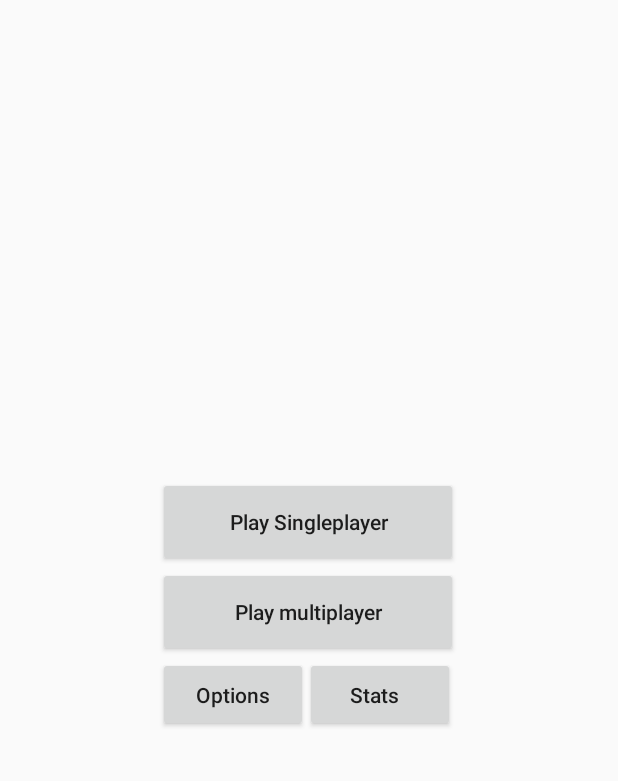
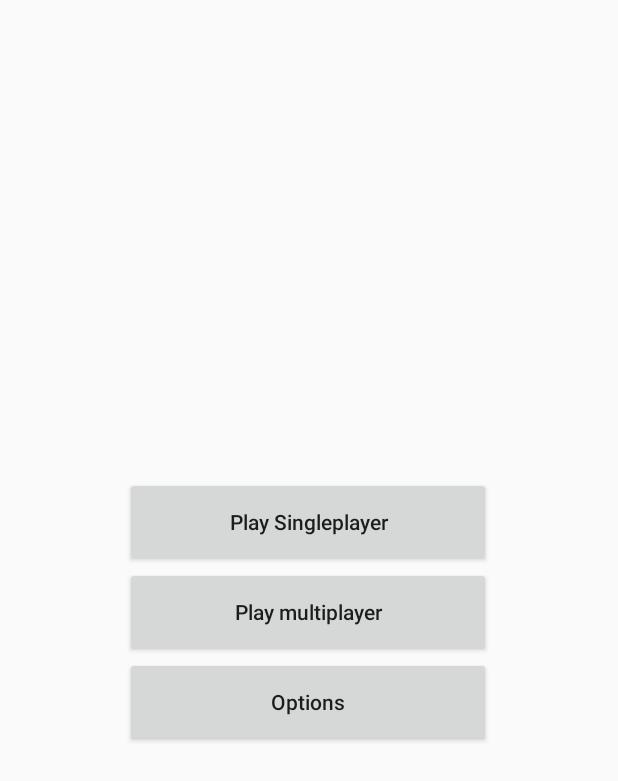
Before and after one commit to danik33/Chess3, an Android app: the screen it shows after launch (MainActivity), on a phone screen of 412 x 824 dp. Shown: the top 781 px of the screen. Run offline under Robolectric (Android 15) with nearby library versions, the phone set to English and light mode, and no system bars.

Commit message:
Added AI options Added options

```diff
--- a/app/src/main/java/darklight/MainActivity.java
+++ b/app/src/main/java/darklight/MainActivity.java
@@ -13,7 +13,7 @@ import darklight.chess.R;
 
 public class MainActivity extends AppCompatActivity {
 
-    Button single, mp, stats, settings;
+    Button single, mp, settings;
     Intent intnt;
     Reciever b = new Reciever();
 
@@ -38,6 +38,8 @@ public class MainActivity extends AppCompatActivity {
 
         single = findViewById(R.id.singleplay);
         mp = findViewById(R.id.multiplay);
+        settings = findViewById(R.id.options);
+
         mp.setOnClickListener(new View.OnClickListener() {
             @Override
             public void onClick(View v)
@@ -59,6 +61,14 @@ public class MainActivity extends AppCompatActivity {
                 startActivity(intnt);
             }
         });
+        settings.setOnClickListener(new View.OnClickListener() {
+            @Override
+            public void onClick(View v)
+            {
+                Intent sett = new Intent(getApplicationContext(), Options.class );
+                startActivity(sett);
+            }
+        });
 
 
     }
--- a/app/src/main/java/darklight/Reciever.java
+++ b/app/src/main/java/darklight/Reciever.java
@@ -18,7 +18,7 @@ public class Reciever extends BroadcastReceiver {
 
 
 
-        if(batteryPct < 0.15)
+        if(batteryPct < 0.05)
             Toast.makeText(context, "Battery is low, be careful. (" + batteryPct*100+ "%)", Toast.LENGTH_LONG).show();
 
     }
--- a/app/src/main/java/darklight/chess/AI.java
+++ b/app/src/main/java/darklight/chess/AI.java
@@ -4,8 +4,10 @@ import java.io.Serializable;
 
 public enum AI implements Serializable {
 
+    HUNGRYAI,
     PLAYER,
     RANDOMAI;
+
 
     private static final long serialVersionUID = 1L;
 
--- a/app/src/main/res/layout/activity_main.xml
+++ b/app/src/main/res/layout/activity_main.xml
@@ -23,7 +23,7 @@
 
         <Button
             android:id="@+id/singleplay"
-            android:layout_width="200dp"
+            android:layout_width="match_parent"
             android:layout_height="60dp"
             android:layout_gravity="center"
             android:text="@string/playsp"
@@ -31,39 +31,18 @@
 
         <Button
             android:id="@+id/multiplay"
-            android:layout_width="200dp"
+            android:layout_width="match_parent"
             android:layout_height="60dp"
             android:layout_gravity="center"
             android:text="@string/playmp"
             android:textAllCaps="false" />
 
-
-        <RelativeLayout
+        <Button
+            android:id="@+id/options"
             android:layout_width="match_parent"
-            android:layout_height="match_parent"
-            android:layout_gravity="center">
-
-            <Button
-                android:id="@+id/options"
-                android:layout_width="100dp"
-                android:layout_height="50dp"
-
-                android:layout_marginStart="22dp"
-                android:layout_marginEnd="8dp"
-                android:text="@string/options"
-                android:textAllCaps="false" />
-
-            <Button
-                android:id="@+id/stats"
-                android:layout_width="100dp"
-                android:layout_height="50dp"
-                android:layout_marginStart="120dp"
-                android:gravity="center"
-                android:paddingLeft="4dp"
-                android:text="@string/stats"
-                android:textAllCaps="false" />
-
-        </RelativeLayout>
+            android:layout_height="60dp"
+            android:text="@string/options"
+            android:textAllCaps="false" />
 
 
     </LinearLayout>
```
Also changed, not shown: app/src/main/AndroidManifest.xml (+10 -13 lines), app/src/main/java/darklight/Chessplay.java (+34 -15 lines), app/src/main/java/darklight/Options.java (added, +77 -0 lines), app/src/main/java/darklight/Saves.java (+0 -12 lines), app/src/main/java/darklight/chess/Game.java (+4 -7 lines), app/src/main/java/darklight/chess/Player.java (+3 -5 lines), app/src/main/java/darklight/chess/Stats.java (deleted, +0 -56 lines), app/src/main/res/layout/activity_options.xml (added, +30 -0 lines), app/src/main/res/layout/activity_stats.xml (deleted, +0 -18 lines), 3 other files.
